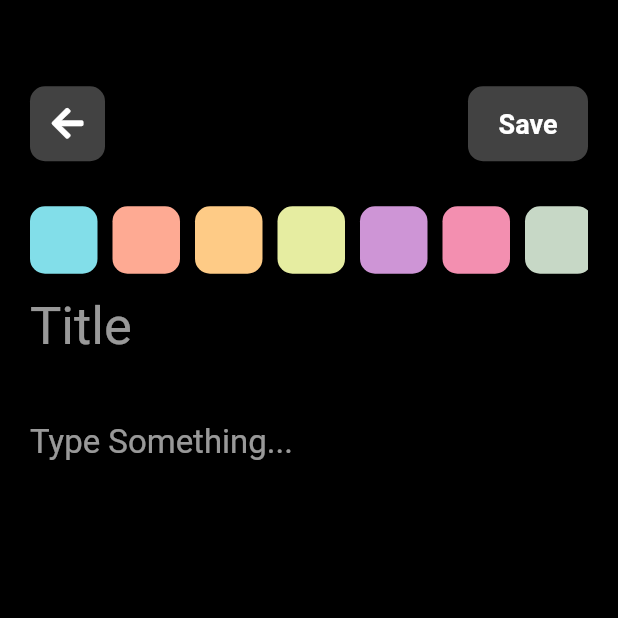
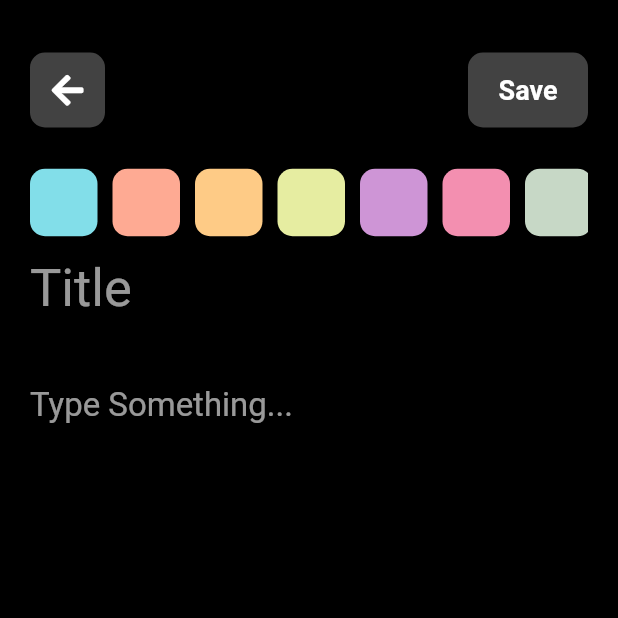
Before and after one commit to ikramhasan/Lets-Note, a Flutter app: the AddNote screen opened directly, on a phone screen of 412 x 824 dp, the top half of it. Run offline on Flutter 3.47's test engine with Material 2 defaults, Android fonts, the phone set to English and light mode, and no system bars; our stand-ins replace flushbar, font_awesome_flutter, google_fonts, lottie, moor_flutter; generated files the repository leaves out were written again; Roboto replaces fonts that are missing (Ubuntu).

Commit message:
REFACTORED: Screens and Widgets

```diff
--- a/lib/screens/add_note.dart
+++ b/lib/screens/add_note.dart
@@ -2,8 +2,8 @@ import 'package:flutter/material.dart';
 import 'package:font_awesome_flutter/font_awesome_flutter.dart';
 import 'package:google_fonts/google_fonts.dart';
 import 'package:intl/intl.dart';
+import 'package:note_app/blocs/note_bloc.dart';
 import 'package:note_app/data/note_database.dart';
-import 'package:note_app/widgets/buttons.dart';
 import 'package:note_app/widgets/widgets.dart';
 import 'package:provider/provider.dart';
 
@@ -23,7 +23,7 @@ class _AddNoteState extends State<AddNote> {
 
   @override
   Widget build(BuildContext context) {
-    final database = Provider.of<AppDatabase>(context);
+    final noteBloc = Provider.of<NoteBloc>(context);
 
     final colorList = [
       Color(0xFF82DEE9),
@@ -52,14 +52,14 @@ class _AddNoteState extends State<AddNote> {
         createdAt: DateTime.now(),
         colorValue: color.value,
       );
-      database.insertNote(note);
+      noteBloc.createNote(note);
     }
 
     updateNote() {
       widget.note.title = _titleController.text;
       widget.note.description = _descriptionController.text;
       widget.note.colorValue = color.value;
-      database.updateNote(widget.note);
+      noteBloc.updateNote(widget.note);
     }
 
     buildTick(Note note, Color color) {
@@ -85,10 +85,36 @@ class _AddNoteState extends State<AddNote> {
                   Navigator.pop(context);
                 },
               ),
-              SizedBox(height: 25),
+              SizedBox(height: 10),
               LimitedBox(
                 maxHeight: 50,
-                child: ColorPicker(note: widget.note),
+                child: ListView.builder(
+                  shrinkWrap: true,
+                  scrollDirection: Axis.horizontal,
+                  itemCount: colorList.length,
+                  itemBuilder: (context, index) {
+                    return Row(
+                      mainAxisSize: MainAxisSize.min,
+                      children: [
+                        InkWell(
+                          onTap: () {
+                            color = colorList[index];
+                          },
+                          child: Container(
+                            height: 45,
+                            width: 45,
+                            decoration: BoxDecoration(
+                              borderRadius: BorderRadius.circular(10),
+                              color: colorList[index],
+                            ),
+                            child: buildTick(widget.note, colorList[index]),
+                          ),
+                        ),
+                        SizedBox(width: 10),
+                      ],
+                    );
+                  },
+                ),
               ),
               TextField(
                 controller: _titleController,
@@ -131,7 +157,7 @@ class _AddNoteState extends State<AddNote> {
           ? AppButton(
               buttonType: ButtonType.DELETE_BUTTON,
               onPressed: () {
-                database.deleteNote(widget.note);
+                noteBloc.deleteNote(widget.note);
                 Navigator.pop(context);
               })
           : Container(),
--- a/lib/screens/screens.dart
+++ b/lib/screens/screens.dart
@@ -1,2 +1,3 @@
 export 'note_screen.dart';
-//export 'add_note.dart';
+export 'add_note.dart';
+export 'search_screen.dart';
--- a/lib/widgets/custom_appbar.dart
+++ b/lib/widgets/appbars.dart
@@ -12,8 +12,9 @@ class CustomAppbar extends StatelessWidget {
   @override
   Widget build(BuildContext context) {
     return Container(
-      padding: EdgeInsets.only(top: 55),
-      height: 110,
+      padding: EdgeInsets.only(top: 20),
+      //color: Colors.red,
+      height: 100,
       child: Row(
         mainAxisAlignment: MainAxisAlignment.spaceBetween,
         children: [
--- a/lib/widgets/color_picker.dart
+++ /dev/null
@@ -1,63 +0,0 @@
-import 'package:flutter/material.dart';
-import 'package:font_awesome_flutter/font_awesome_flutter.dart';
-import 'package:note_app/data/note_database.dart';
-
-class ColorPicker extends StatelessWidget {
-  final Note note;
-
-  const ColorPicker({Key key, this.note}) : super(key: key);
-
-  @override
-  Widget build(BuildContext context) {
-    final colorList = [
-      Color(0xFF82DEE9),
-      Color(0xFFFEAA93),
-      Color(0xFFFECB86),
-      Color(0xFFE6EDA1),
-      Color(0xFFCE95D6),
-      Color(0xFFF38FB0),
-      Color(0xFFC7D8C6),
-      Color(0xFF8089B4),
-      Color(0xFFCBB8CB),
-      Color(0xFFC29BB8),
-    ];
-
-    Color color = colorList[0];
-
-    buildTick(Note note, Color color) {
-      if (note == null) {
-        return Container();
-      } else if (note.colorValue == color.value) {
-        return Center(child: FaIcon(FontAwesomeIcons.check));
-      }
-    }
-
-    return ListView.builder(
-      shrinkWrap: true,
-      scrollDirection: Axis.horizontal,
-      itemCount: colorList.length,
-      itemBuilder: (context, index) {
-        return Row(
-          mainAxisSize: MainAxisSize.min,
-          children: [
-            InkWell(
-              onTap: () {
-                color = colorList[index];
-              },
-              child: Container(
-                height: 45,
-                width: 45,
-                decoration: BoxDecoration(
-                  borderRadius: BorderRadius.circular(10),
-                  color: colorList[index],
-                ),
-                child: buildTick(note, colorList[index]),
-              ),
-            ),
-            SizedBox(width: 10),
-          ],
-        );
-      },
-    );
-  }
-}
```
Also changed, not shown: lib/blocs/note_bloc.dart (+4 -5 lines), lib/screens/note_screen.dart (+2 -9 lines), lib/widgets/widgets.dart (+4 -3 lines).
